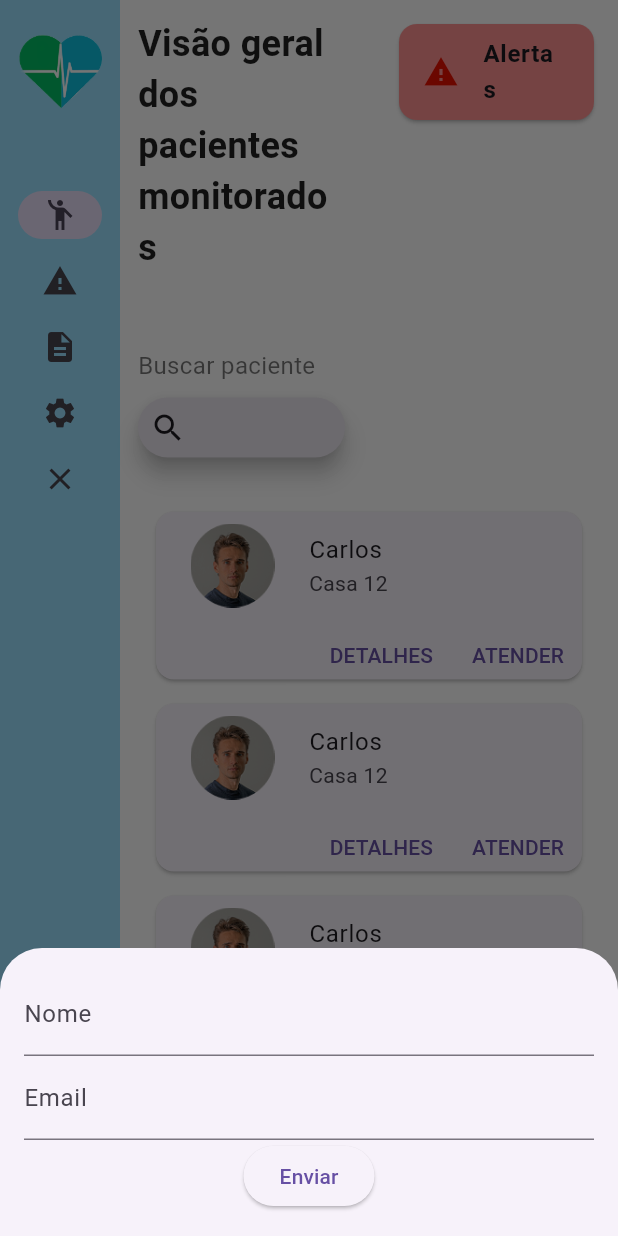
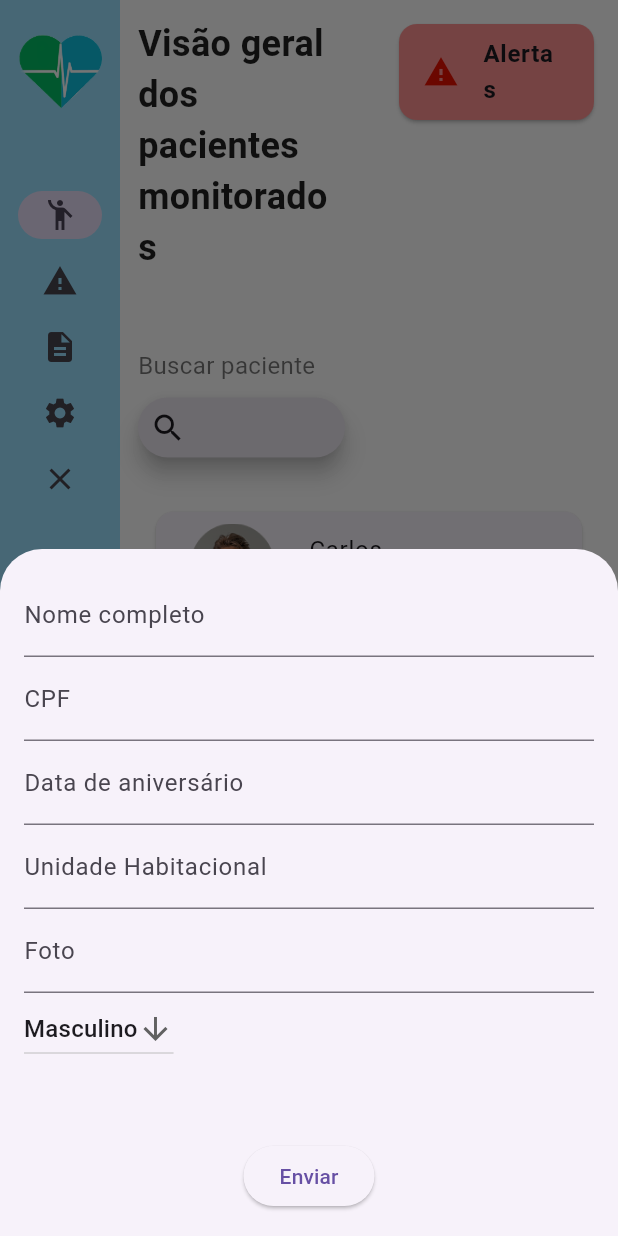
Before and after one commit to CarlosEduard0o/dart-playground, a Flutter app: the screen it shows after launch, after a tap on "Cadastrar paciente", on a phone screen of 412 x 824 dp. Run offline on Flutter 3.47's test engine with Material 3 defaults, Android fonts, the phone set to English and light mode, and no system bars; our stand-ins replace brasil_fields.

Commit message:
feat: adicao de validacao de cpf e data no formulario de cadastro do paciente

```diff
--- a/lib/views/residents_view.dart
+++ b/lib/views/residents_view.dart
@@ -1,6 +1,10 @@
 import 'package:flutter/material.dart';
 import 'package:namer_app/components/alert_card_component.dart';
 import 'package:namer_app/components/resident_card_component.dart';
+import 'package:brasil_fields/brasil_fields.dart';
+import 'package:flutter/services.dart';
+
+const List<String> list = <String>['Masculino', 'Feminino', 'Outro'];
 
 class ResidentsPage extends StatelessWidget {
   @override
@@ -182,7 +186,10 @@ void _openForm(BuildContext context) {
     showDialog(
       context: context,
       builder: (_) => AlertDialog(
-        title: Text('Preencher Formulário'),
+        title: Text(
+          'Registrar Residente',
+          textAlign: TextAlign.center,
+        ),
         content: _buildForm(),
       ),
     );
@@ -195,10 +202,78 @@ Widget _buildForm() {
     child: Column(
       mainAxisSize: MainAxisSize.min,
       children: [
-        TextField(decoration: InputDecoration(labelText: 'Nome')),
-        TextField(decoration: InputDecoration(labelText: 'Email')),
+        TextField(decoration: InputDecoration(labelText: 'Nome completo')),
+        DigitsOnlyTextField(
+          label: 'CPF',
+          formatter: CpfInputFormatter(),
+        ),
+        DigitsOnlyTextField(
+          label: 'Data de aniversário',
+          formatter: DataInputFormatter(),
+        ),
+        TextField(
+            decoration: InputDecoration(labelText: 'Unidade Habitacional')),
+        TextField(decoration: InputDecoration(labelText: 'Foto')),
+        Row(
+          mainAxisAlignment: MainAxisAlignment.start,
+          children: [
+            SexDropdownButton(),
+          ],
+        ),
+        SizedBox(height: 50),
         ElevatedButton(onPressed: () {}, child: Text('Enviar')),
       ],
     ),
   );
 }
+
+class DigitsOnlyTextField extends StatelessWidget {
+  final String label;
+  final TextInputFormatter formatter;
+
+  const DigitsOnlyTextField({
+    super.key,
+    required this.label,
+    required this.formatter,
+  });
+
+  @override
+  Widget build(BuildContext context) {
+    return TextField(
+      decoration: InputDecoration(label: Text(label)),
+      inputFormatters: [
+        FilteringTextInputFormatter.digitsOnly,
+        formatter,
+      ],
+    );
+  }
+}
+
+class SexDropdownButton extends StatefulWidget {
+  const SexDropdownButton({super.key});
+
+  @override
+  State<SexDropdownButton> createState() => _SexDropdownButtonState();
+}
+
+class _SexDropdownButtonState extends State<SexDropdownButton> {
+  String dropdownValue = list.first;
+
+  @override
+  Widget build(BuildContext context) {
+    return DropdownButton<String>(
+      value: dropdownValue,
+      icon: const Icon(Icons.arrow_downward),
+      elevation: 16,
+      onChanged: (String? value) {
+        // This is called when the user selects an item.
+        setState(() {
+          dropdownValue = value!;
+        });
+      },
+      items: list.map<DropdownMenuItem<String>>((String value) {
+        return DropdownMenuItem<String>(value: value, child: Text(value));
+      }).toList(),
+    );
+  }
+}
--- a/pubspec.yaml
+++ b/pubspec.yaml
@@ -12,9 +12,7 @@ dependencies:
   flutter:
     sdk: flutter
 
-  english_words: ^4.0.0
-  provider: ^6.0.0
-  flutter_svg: ^2.1.0
+  brasil_fields: ^1.18.0
 
 dev_dependencies:
   flutter_test:
```
Also changed, not shown: pubspec.lock.
